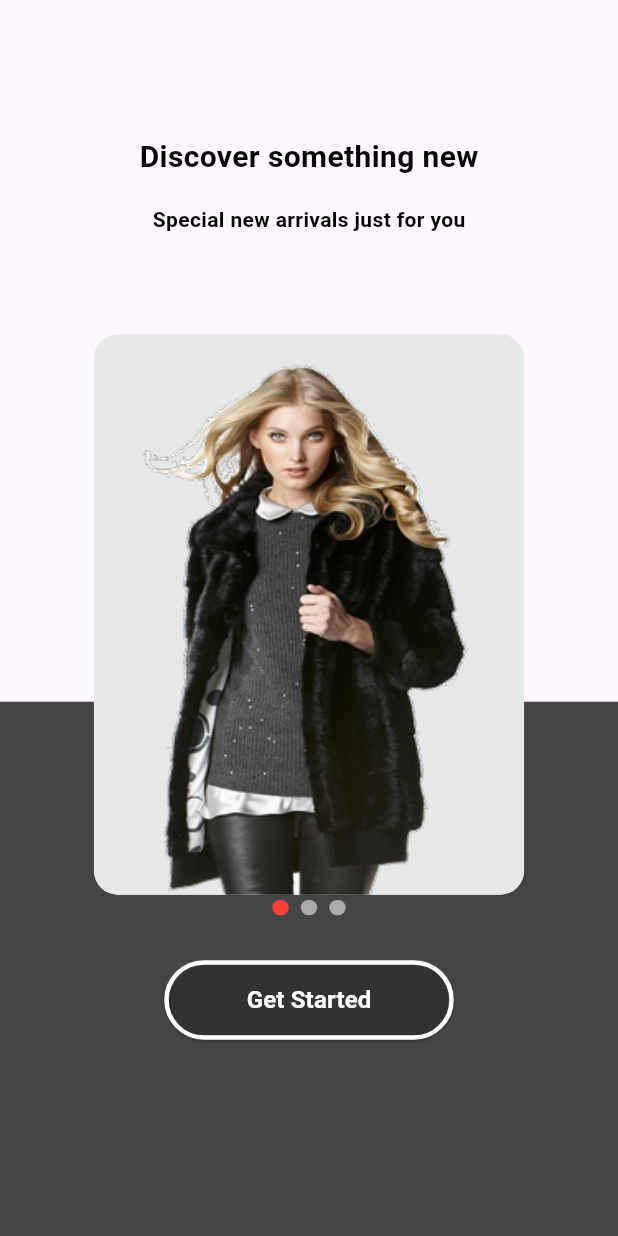
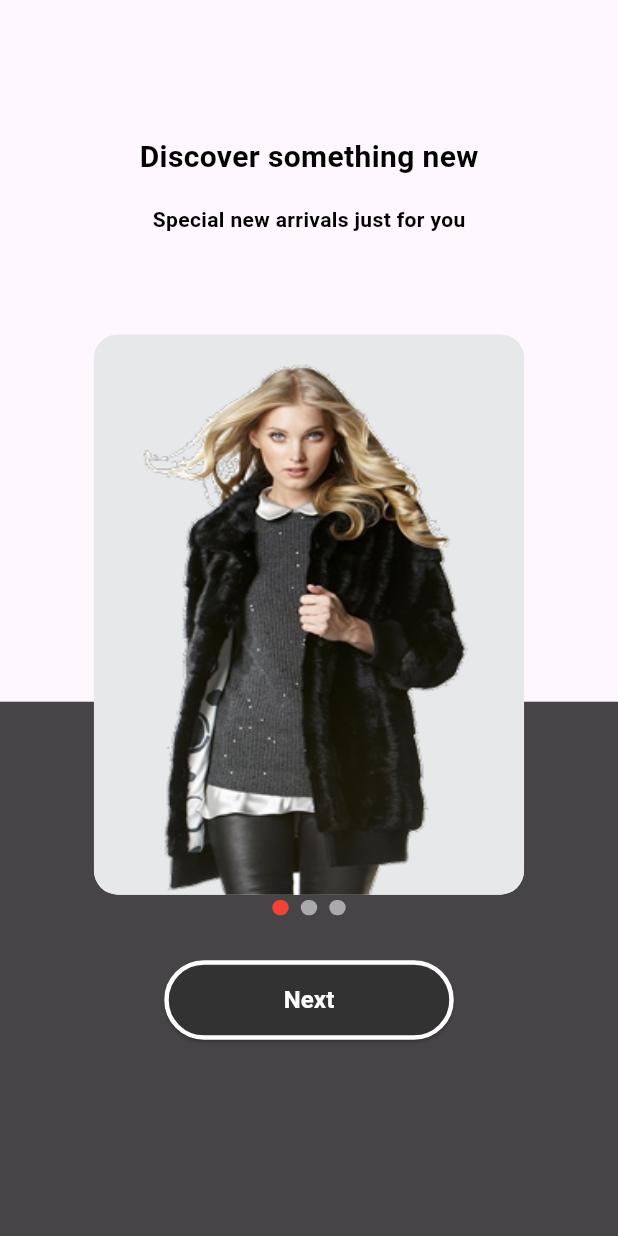
Before and after one commit to mohamedseedk908/e_Commerce_App, a Flutter app: the screen it shows after launch, on a phone screen of 412 x 824 dp. Run offline on Flutter 3.47's test engine with Material 3 defaults, Android fonts, the phone set to English and light mode, and no system bars; drawn by our look-alikes of smooth_page_indicator; our stand-ins replace flutter_screenutil, go_router, shared_preferences.

Commit message:
finish on boarding screen

```diff
--- a/lib/core/router/app_router.dart
+++ b/lib/core/router/app_router.dart
@@ -2,6 +2,9 @@
 import 'package:e_commerce_app/feature/on_boarding/presentation/views/on_boarding.dart';
 import 'package:e_commerce_app/feature/splash/presentation/views/splash_screen.dart';
 import 'package:go_router/go_router.dart';
+
+import '../../feature/sign_in/presentation/views/sign_in.dart';
+import '../../feature/sign_up/presentation/views/sign_up.dart';
 
 final GoRouter router = GoRouter(
   routes: [
@@ -13,5 +16,13 @@ final GoRouter router = GoRouter(
       path: "/OnBoarding",
       builder: (context, state) => const OnBoarding(),
     ),
+    GoRoute(
+      path: "/SignUp",
+      builder: (context, state) => const SignUp(),
+    ),
+    GoRoute(
+      path: "/SignIn",
+      builder: (context, state) => const SignIn(),
+    ),
   ],
 );
--- a/lib/feature/on_boarding/presentation/views/on_boarding.dart
+++ b/lib/feature/on_boarding/presentation/views/on_boarding.dart
@@ -1,8 +1,8 @@
 import 'package:e_commerce_app/feature/on_boarding/presentation/views/widgets/custom_body.dart';
 import 'package:e_commerce_app/feature/on_boarding/presentation/views/widgets/custom_container.dart';
 import 'package:e_commerce_app/feature/on_boarding/presentation/views/widgets/custom_smooth_page_indicator.dart';
+import 'package:e_commerce_app/feature/on_boarding/presentation/views/widgets/get_button.dart';
 import 'package:flutter/material.dart';
-import '../../../../core/widgets/custom_elevated_button.dart';
 
 class OnBoarding extends StatefulWidget {
   const OnBoarding({super.key});
@@ -13,6 +13,7 @@ class OnBoarding extends StatefulWidget {
 
 class _OnBoardingState extends State<OnBoarding> {
   final PageController _controller = PageController(initialPage: 0);
+  int currentIndex = 0;
 
   @override
   Widget build(BuildContext context) {
@@ -20,13 +21,20 @@ class _OnBoardingState extends State<OnBoarding> {
       body: Stack(
         children: [
           CustomContainer(),
-          CustomBody(controller: _controller),
+          CustomBody(
+            controller: _controller,
+            onPageChanged: (index) {
+              setState(() {
+                currentIndex = index;
+              });
+            },
+          ),
           Column(
             children: [
               SizedBox(height: 600),
               CustomSmoothPageIndicator(controller: _controller),
               SizedBox(height: 30),
-              Center(child: CustomElevatedButton()),
+              GetButton(controller: _controller, currentIndex: currentIndex),
             ],
           ),
         ],
--- a/lib/feature/on_boarding/presentation/views/widgets/custom_body.dart
+++ b/lib/feature/on_boarding/presentation/views/widgets/custom_body.dart
@@ -1,17 +1,18 @@
 import 'package:flutter/material.dart';
 import 'package:flutter_screenutil/flutter_screenutil.dart';
-
 import '../../../../../core/utils/app_colors.dart';
 import '../../../../../core/utils/text_styles.dart';
 import '../../../data/models/on_boarding_models.dart';
 
 class CustomBody extends StatelessWidget {
-  const CustomBody({super.key, this.controller});
+  const CustomBody({super.key, this.controller, this.onPageChanged});
   final controller;
+  final  Function(int)? onPageChanged;
 
   @override
   Widget build(BuildContext context) {
     return PageView.builder(
+      onPageChanged: onPageChanged,
       controller: controller,
       itemCount: onBoardingData.length,
       itemBuilder: (context, index) {
--- a/lib/feature/on_boarding/presentation/views/widgets/custom_container.dart
+++ b/lib/feature/on_boarding/presentation/views/widgets/custom_container.dart
@@ -1,6 +1,5 @@
 import 'package:flutter/material.dart';
 import 'package:flutter_screenutil/flutter_screenutil.dart';
-
 import '../../../../../core/utils/app_colors.dart';
 
 class CustomContainer extends StatelessWidget {
--- a/lib/feature/on_boarding/presentation/views/widgets/custom_smooth_page_indicator.dart
+++ b/lib/feature/on_boarding/presentation/views/widgets/custom_smooth_page_indicator.dart
@@ -1,7 +1,6 @@
 import 'package:flutter/material.dart';
 import 'package:flutter_screenutil/flutter_screenutil.dart';
 import 'package:smooth_page_indicator/smooth_page_indicator.dart';
-
 import '../../../data/models/on_boarding_models.dart';
 
 class CustomSmoothPageIndicator extends StatelessWidget {
--- /dev/null
+++ b/lib/feature/on_boarding/presentation/views/widgets/get_button.dart
@@ -0,0 +1,39 @@
+import 'package:e_commerce_app/core/functione/navigation.dart';
+import 'package:flutter/material.dart';
+import '../../../../../core/widgets/custom_elevated_button.dart';
+import '../../../data/models/on_boarding_models.dart';
+
+class GetButton extends StatelessWidget {
+  const GetButton({
+    super.key,
+    required this.currentIndex,
+    required this.controller,
+  });
+  final int currentIndex;
+  final PageController controller;
+
+  @override
+  Widget build(BuildContext context) {
+    if (currentIndex == onBoardingData.length - 1) {
+      return Center(
+        child: CustomElevatedButton(
+          onPressed: () {
+            customReplacementNavigate(context, "/SignUp");
+          },
+        ),
+      );
+    } else {
+      return Center(
+        child: CustomElevatedButton(
+          name: "Next",
+          onPressed: () {
+            controller.nextPage(
+              duration: Duration(milliseconds: 200),
+              curve: Curves.bounceIn,
+            );
+          },
+        ),
+      );
+    }
+  }
+}
--- a/lib/feature/splash/presentation/views/splash_screen.dart
+++ b/lib/feature/splash/presentation/views/splash_screen.dart
@@ -1,7 +1,8 @@
 import 'package:e_commerce_app/core/utils/app_assets.dart';
 import 'package:e_commerce_app/feature/splash/presentation/views/widgets/custom_body_splash.dart';
 import 'package:flutter/material.dart';
-import 'package:go_router/go_router.dart';
+
+import '../../../../core/functione/navigation.dart';
 
 class SplashScreen extends StatefulWidget {
   const SplashScreen({super.key});
@@ -14,7 +15,8 @@ class _SplashScreenState extends State<SplashScreen> {
   @override
   void initState() {
     Future.delayed(Duration(seconds: 2), () {
-      GoRouter.of(context).push("/OnBoarding");
+      customReplacementNavigate(context, "/OnBoarding");
+
     });
     super.initState();
   }
```
Also changed, not shown: lib/feature/sign_in/presentation/views/sign_in.dart (added, +12 -0 lines), lib/feature/sign_up/presentation/views/sign_up.dart (added, +12 -0 lines), 1 other file.
